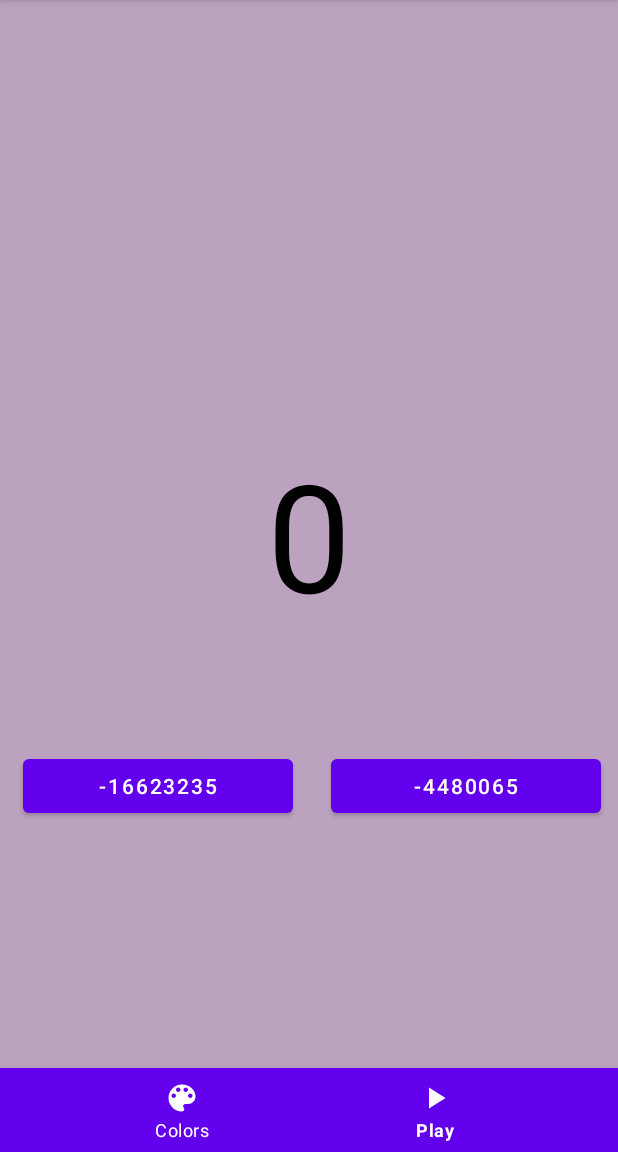
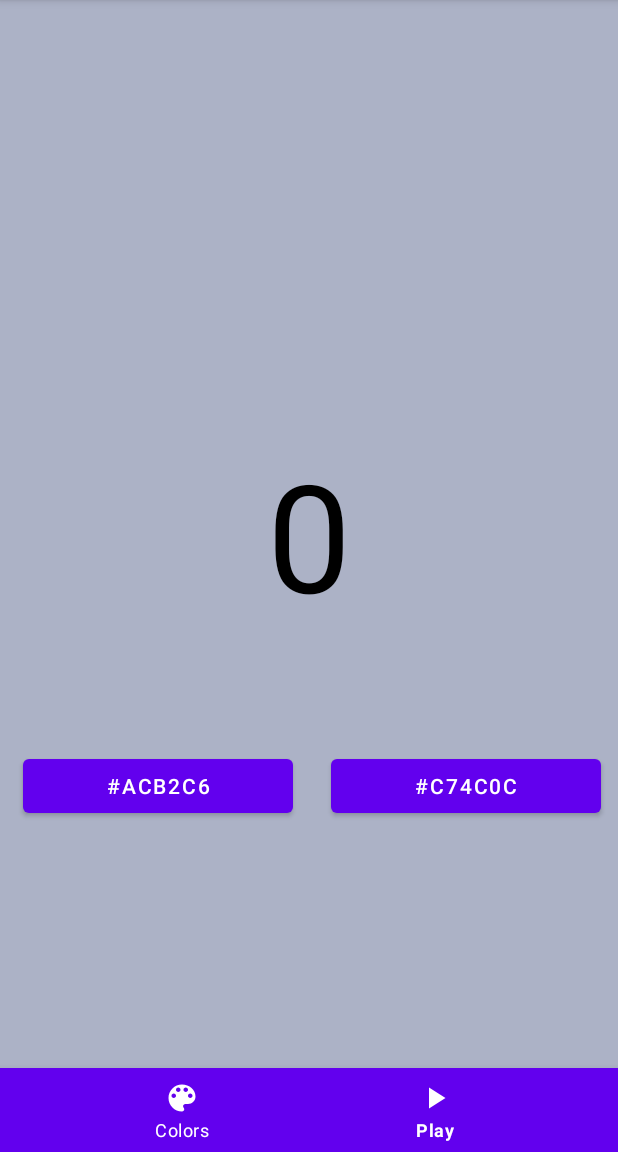
Before and after one commit to RomaTargarien/AndroidHomework, an Android app: the screen it shows after launch (MainActivity), item 2 of the bottom bar chosen, on a phone screen of 412 x 824 dp, the part 84-1236 px from its top. Run offline under Robolectric (Android 15) with nearby library versions, the phone set to English and light mode, and no system bars.

Commit message:
Homework4_Colorist

```diff
--- a/Homework4/Colorist/app/src/main/java/com/example/colorist/Color.kt
+++ /dev/null
@@ -1,16 +0,0 @@
-package com.example.colorist
-
-import android.graphics.Color
-import java.io.Serializable
-
-data class ColorView(val color: Int, val name: String) : Serializable{
-}
-class ColorsForm {
-    var colorsList = mutableListOf<ColorView>(ColorView(Color.BLUE,"BLUE"),
-            ColorView(Color.RED,"RED"),
-            ColorView(Color.WHITE,"WHITE"),
-            ColorView(Color.YELLOW,"YELLOW"),
-            ColorView(Color.LTGRAY,"LTGRAY"),
-            ColorView(Color.TRANSPARENT,"TRANSPARENT"),
-            ColorView(Color.MAGENTA,"MAGENTA"))
-}
--- /dev/null
+++ b/Homework4/Colorist/app/src/main/java/com/example/colorist/ColorView.kt
@@ -0,0 +1,16 @@
+package com.example.colorist
+
+import android.graphics.Color
+import java.io.Serializable
+
+data class ColorView(val color: Int, val name: String) : Serializable {
+    companion object {
+        val COLORS_LIST = listOf(ColorView(Color.BLUE,"BLUE"),
+                ColorView(Color.RED,"RED"),
+                ColorView(Color.WHITE,"WHITE"),
+                ColorView(Color.YELLOW,"YELLOW"),
+                ColorView(Color.LTGRAY,"LTGRAY"),
+                ColorView(Color.TRANSPARENT,"TRANSPARENT"),
+                ColorView(Color.MAGENTA,"MAGENTA"))
+    }
+}
--- a/Homework4/Colorist/app/src/main/java/com/example/colorist/MainActivity.kt
+++ b/Homework4/Colorist/app/src/main/java/com/example/colorist/MainActivity.kt
@@ -8,24 +8,24 @@ import com.example.colorist.fragments.ChoosingColorFragment
 import com.example.colorist.fragments.ColoristFragment
 import com.example.colorist.fragments.ColorsLearnFragment
 import com.google.android.material.bottomnavigation.BottomNavigationView
-interface MyInterface{
+
+interface ColorInterface{
     fun openColor(colorView: ColorView)
-    fun makeCurrentFragment(fragment: Fragment): FragmentTransaction
 }
 
-class MainActivity : AppCompatActivity(),MyInterface {
+class MainActivity : AppCompatActivity(),ColorInterface {
 
-    private lateinit var bottomNavigation: BottomNavigationView
+    private lateinit var bottom_navigation: BottomNavigationView
 
     override fun onCreate(savedInstanceState: Bundle?) {
         super.onCreate(savedInstanceState)
         setContentView(R.layout.activity_main)
         val colorsLearnFragment = ColorsLearnFragment()
         val coloristFragment = ColoristFragment()
-        bottomNavigation = findViewById(R.id.bottom_navigation)
+        bottom_navigation = findViewById(R.id.bottom_navigation)
 
         makeCurrentFragment(colorsLearnFragment)
-        bottomNavigation.setOnNavigationItemSelectedListener {
+        bottom_navigation.setOnNavigationItemSelectedListener {
             when (it.itemId){
                 R.id.learn_colors -> makeCurrentFragment(colorsLearnFragment)
                 R.id.play_colorist -> makeCurrentFragment(coloristFragment)
@@ -34,7 +34,7 @@ class MainActivity : AppCompatActivity(),MyInterface {
         }
     }
 
-    override fun makeCurrentFragment(fragment: Fragment) =
+    fun makeCurrentFragment(fragment: Fragment) =
         supportFragmentManager.beginTransaction().apply {
             replace(R.id.fl_wrapper, fragment)
             commit()
--- a/Homework4/Colorist/app/src/main/java/com/example/colorist/fragments/ColoristFragment.kt
+++ b/Homework4/Colorist/app/src/main/java/com/example/colorist/fragments/ColoristFragment.kt
@@ -9,85 +9,75 @@ import android.view.ViewGroup
 import android.widget.Button
 import android.widget.TextView
 import androidx.fragment.app.Fragment
-import com.example.colorist.MyInterface
+import com.example.colorist.ColorInterface
 import com.example.colorist.R
 import java.util.*
 
-
-private const val ARG_PARAM1 = "param1"
-private const val ARG_PARAM2 = "param2"
-
-var count = 0
+private var count = 0
+private const val STRING_NEX_CHARS = "0123456789abcdf"
 
 class ColoristFragment : Fragment() {
 
-    private var param1: String? = null
-    private var param2: String? = null
     private val random = Random()
     private lateinit var button_one: Button
     private lateinit var button_two: Button
-    private lateinit var count_textView: TextView
+    private lateinit var textView_count: TextView
+    private lateinit var backgroung_view_group: ViewGroup
 
     override fun onCreate(savedInstanceState: Bundle?) {
         super.onCreate(savedInstanceState)
-        arguments?.let {
-            param1 = it.getString(ARG_PARAM1)
-            param2 = it.getString(ARG_PARAM2)
-        }
     }
+
     override fun onCreateView(
         inflater: LayoutInflater, container: ViewGroup?,
         savedInstanceState: Bundle?
     ): View? {
         val root =  inflater.inflate(R.layout.fragment_colorist, container, false)
-        val trueColor = Color.argb(255,random.nextInt(256),random.nextInt(256),random.nextInt(256))
-        val falseColor = Color.argb(255,random.nextInt(256),random.nextInt(256),random.nextInt(256))
-        root.findViewById<ViewGroup>(R.id.fragment_colorist).setBackgroundColor(trueColor)
-        val randomButton = random.nextInt(2) + 1
-        button_one = root.findViewById(R.id.buttom1)
-        button_two = root.findViewById(R.id.buttom2)
-        count_textView = root.findViewById(R.id.textView_count)
-        count_textView.setText(count.toString())
-        setText(randomButton,trueColor,falseColor)
+        button_one = root.findViewById(R.id.buttom_one)
+        button_two = root.findViewById(R.id.buttom_two)
+        textView_count = root.findViewById(R.id.textView_count)
+        backgroung_view_group = root.findViewById(R.id.fragment_colorist)
+        textView_count.setText(count.toString())
+        playColorist()
         return root
     }
 
-    companion object {
-        @JvmStatic
-        fun newInstance(param1: String, param2: String) =
-            ColoristFragment().apply {
-                arguments = Bundle().apply {
-                    putString(ARG_PARAM1, param1)
-                    putString(ARG_PARAM2, param2)
-                }
-            }
-    }
-
-    fun setText(randomButton: Int, trueColor: Int, falseColor: Int) {
+    fun playColorist() {
+        val trueColor = createColor()
+        val falseColor = createColor()
+        val randomButton = random.nextInt(2) + 1
+        backgroung_view_group.setBackgroundColor(Color.parseColor(trueColor))
         if (randomButton == 1){
-            Log.d("Hear","hear")
-            button_one.setText(trueColor.toString())
-            button_two.setText(falseColor.toString())
+            button_one.setText(trueColor)
+            button_two.setText(falseColor)
             button_one.setOnClickListener {
-                count_textView.setText((++count).toString())
-                (requireActivity() as MyInterface).makeCurrentFragment(ColoristFragment())
+                textView_count.setText((++count).toString())
+                playColorist()
             }
             button_two.setOnClickListener {
-                count_textView.setText((--count).toString())
-                (requireActivity() as MyInterface).makeCurrentFragment(ColoristFragment())
+                textView_count.setText((--count).toString())
+                playColorist()
             }
         }
         if (randomButton == 2){
-            button_two.setText(trueColor.toString())
-            button_one.setText(falseColor.toString())
+            button_two.setText(trueColor)
+            button_one.setText(falseColor)
             button_one.setOnClickListener {
-                count_textView.setText((--count).toString())
-                (requireActivity() as MyInterface).makeCurrentFragment(ColoristFragment())
+                textView_count.setText((--count).toString())
+                playColorist()
             }
             button_two.setOnClickListener {
-                count_textView.setText((++count).toString())
-                (requireActivity() as MyInterface).makeCurrentFragment(ColoristFragment())
+                textView_count.setText((++count).toString())
+                playColorist()
             }
         }
     }
+
+    fun createColor(): String {
+        var color = "#"
+        for (i in 0..5){
+            color += STRING_NEX_CHARS[random.nextInt(14)]
+        }
+        return color
+    }
 }
--- a/Homework4/Colorist/app/src/main/java/com/example/colorist/fragments/ColorsLearnFragment.kt
+++ b/Homework4/Colorist/app/src/main/java/com/example/colorist/fragments/ColorsLearnFragment.kt
@@ -14,22 +14,12 @@ import androidx.recyclerview.widget.LinearLayoutManager
 import androidx.recyclerview.widget.RecyclerView
 import com.example.colorist.*
 
-
-private const val ARG_PARAM1 = "param1"
-private const val ARG_PARAM2 = "param2"
-
-
 class ColorsLearnFragment : Fragment() {
 
-    private var param1: String? = null
-    private var param2: String? = null
+    private lateinit var recycler_view_colors: RecyclerView
 
     override fun onCreate(savedInstanceState: Bundle?) {
         super.onCreate(savedInstanceState)
-        arguments?.let {
-            param1 = it.getString(ARG_PARAM1)
-            param2 = it.getString(ARG_PARAM2)
-        }
     }
 
     override fun onCreateView(
@@ -37,22 +27,11 @@ class ColorsLearnFragment : Fragment() {
         savedInstanceState: Bundle?
     ): View? {
         val root = inflater.inflate(R.layout.fragment_colors_learn, container,false)
-        root.findViewById<RecyclerView>(R.id.recycler_view).layoutManager =
-            LinearLayoutManager(context,LinearLayoutManager.VERTICAL,false)
-        root.findViewById<RecyclerView>(R.id.recycler_view).adapter = ColorsAdapter(ColorsForm().colorsList){
-            (requireActivity() as MyInterface).openColor(it)
+        recycler_view_colors = root.findViewById(R.id.recycler_view_colors)
+        recycler_view_colors.layoutManager = LinearLayoutManager(context,LinearLayoutManager.VERTICAL,false)
+        recycler_view_colors.adapter = ColorsAdapter(ColorView.COLORS_LIST){
+            (requireActivity() as ColorInterface).openColor(it)
         }
         return root
     }
-
-    companion object {
-        @JvmStatic
-        fun newInstance(param1: String, param2: String) =
-            ColorsLearnFragment().apply {
-                arguments = Bundle().apply {
-                    putString(ARG_PARAM1, param1)
-                    putString(ARG_PARAM2, param2)
-                }
-            }
-    }
 }
--- a/Homework4/Colorist/app/src/main/res/layout/fragment_colorist.xml
+++ b/Homework4/Colorist/app/src/main/res/layout/fragment_colorist.xml
@@ -20,20 +20,19 @@
 
         </TextView>
 
-
-
         <Button
-            android:id="@+id/buttom1"
+            android:id="@+id/buttom_one"
             android:layout_width="180dp"
             android:layout_height="wrap_content"
             android:layout_marginTop="500dp"
             android:layout_marginLeft="15dp">
         </Button>
+
         <Button
-            android:id="@+id/buttom2"
+            android:id="@+id/buttom_two"
             android:layout_width="180dp"
             android:layout_height="wrap_content"
-            android:layout_toRightOf="@+id/buttom1"
+            android:layout_toRightOf="@+id/buttom_one"
             android:layout_marginLeft="25dp"
             android:layout_marginTop="500dp">
         </Button>
--- a/Homework4/Colorist/app/src/main/res/layout/fragment_colors_learn.xml
+++ b/Homework4/Colorist/app/src/main/res/layout/fragment_colors_learn.xml
@@ -3,15 +3,14 @@
     xmlns:tools="http://schemas.android.com/tools"
     android:layout_width="match_parent"
     android:layout_height="match_parent"
-    android:id="@+id/learn_colors_fragment"
+    android:id="@+id/fragment_colors_learn"
     tools:context=".fragments.ColorsLearnFragment">
 
     <androidx.recyclerview.widget.RecyclerView
-        android:id="@+id/recycler_view"
+        android:id="@+id/recycler_view_colors"
         android:layout_width="match_parent"
         android:layout_height="match_parent"
         tools:layout_editor_absoluteX="110dp"
         tools:layout_editor_absoluteY="148dp" />
 
-
 </FrameLayout>
```
Also changed, not shown: Homework4/Colorist/app/src/main/java/com/example/colorist/fragments/ChoosingColorFragment.kt (+7 -9 lines).
